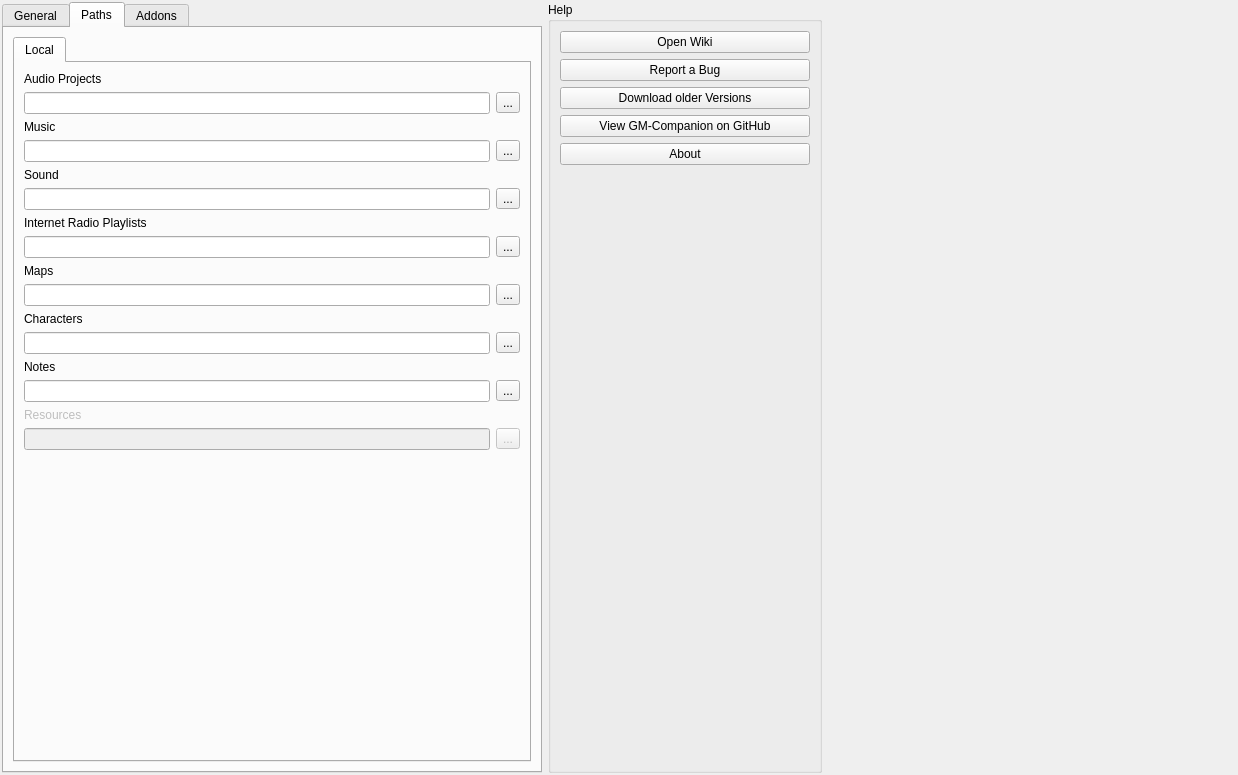
Above: gm-companion/dialogs/optionsdialog.ui from PhilInTheGaps/GM-Companion before the change. Below: the same form after it.
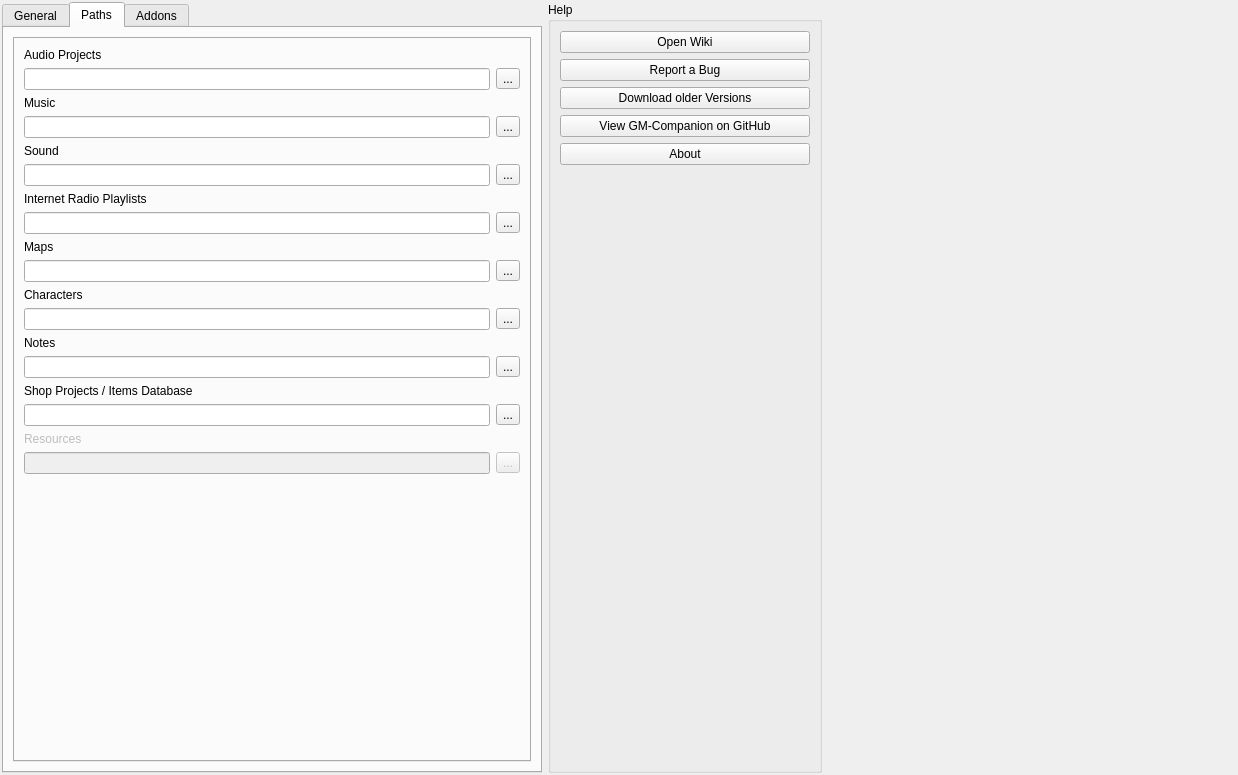
That is the form after the change. The open tabs and pages were chosen to show the change. Icons and pictures are not drawn.

The edit to the form file:
```diff
--- a/gm-companion/dialogs/optionsdialog.ui
+++ b/gm-companion/dialogs/optionsdialog.ui
@@ -180,6 +180,9 @@
          <property name="currentIndex">
           <number>0</number>
          </property>
+         <property name="tabBarAutoHide">
+          <bool>true</bool>
+         </property>
          <widget class="QWidget" name="tab">
           <attribute name="title">
            <string>Local</string>
@@ -372,6 +375,31 @@
              </item>
             </layout>
            </item>
+           <item>
+            <widget class="QLabel" name="label_11">
+             <property name="text">
+              <string>Shop Projects / Items Database</string>
+             </property>
+            </widget>
+           </item>
+           <item>
+            <layout class="QHBoxLayout" name="horizontalLayout_9">
+             <item>
+              <widget class="QLineEdit" name="shopPath">
+               <property name="readOnly">
+                <bool>true</bool>
+               </property>
+              </widget>
+             </item>
+             <item>
+              <widget class="QToolButton" name="setShopPath">
+               <property name="text">
+                <string>...</string>
+               </property>
+              </widget>
+             </item>
+            </layout>
+           </item>
            <item>
             <widget class="QLabel" name="label_3">
              <property name="enabled">
```
Left out of the diff: 2 changed lines with no effect on the pictures.
